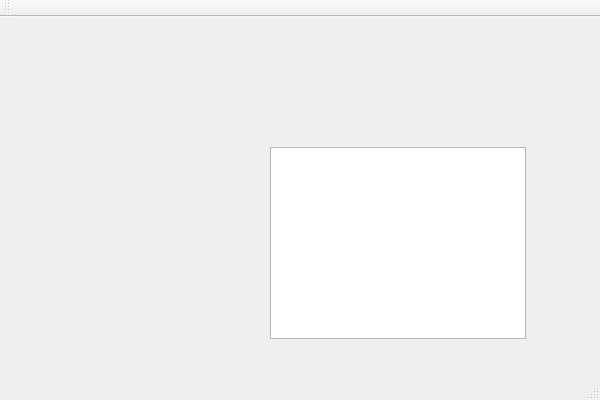
wtrsltnk/kenai-uu3dmod3, file Scarabaeus/mainwindow.ui: the form before one commit.
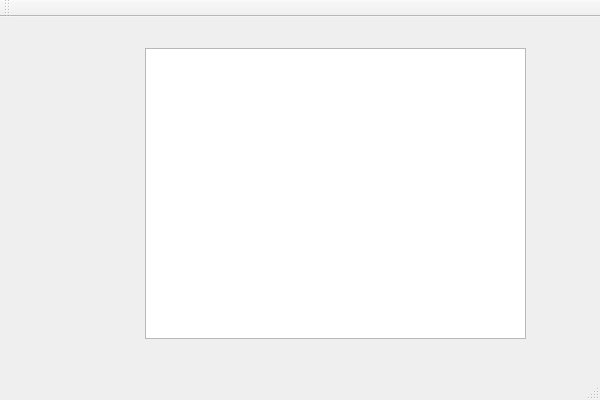
The form after the commit.

Diff of the .ui file:
```diff
--- a/Scarabaeus/mainwindow.ui
+++ b/Scarabaeus/mainwindow.ui
@@ -17,10 +17,10 @@
    <widget class="QGraphicsView" name="graphicsView">
     <property name="geometry">
      <rect>
-      <x>270</x>
-      <y>130</y>
-      <width>256</width>
-      <height>192</height>
+      <x>145</x>
+      <y>31</y>
+      <width>381</width>
+      <height>291</height>
      </rect>
     </property>
    </widget>
```
